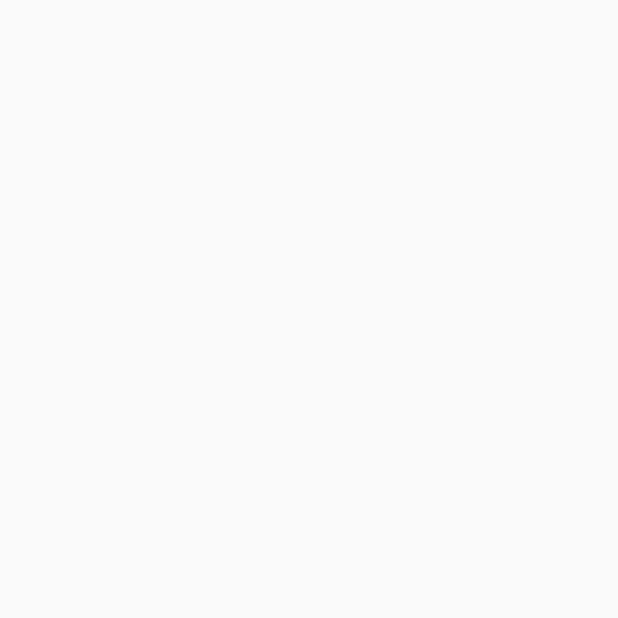
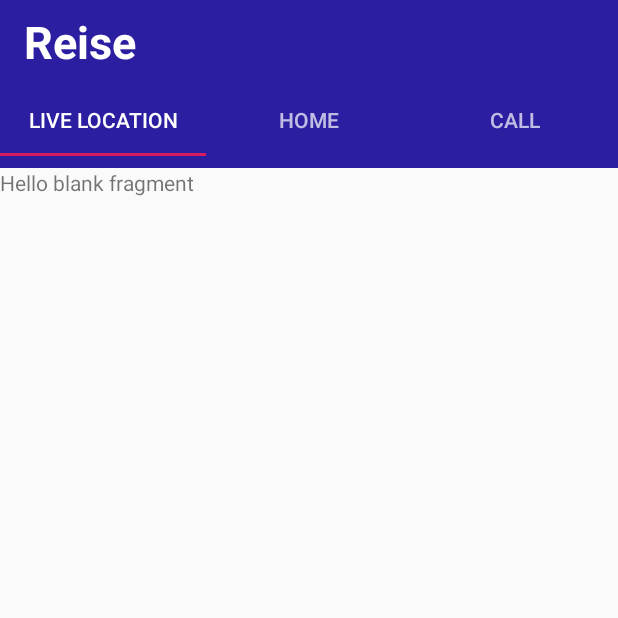
Before and after one commit to shivaniaakanksha/TravelApp, an Android app: the check screen opened directly, with no data from a screen before it, on a phone screen of 412 x 824 dp, the top half of it. Before the commit the part shown is empty. Run offline under Robolectric (Android 15) with nearby library versions, the phone set to English and light mode, and no system bars.

Commit message:
view_pager

```diff
--- /dev/null
+++ b/app/src/main/java/com/dsc/kiet/travelapp/PagerAdapter.java
@@ -0,0 +1,39 @@
+package com.dsc.kiet.travelapp;
+
+import android.support.v4.app.Fragment;
+import android.support.v4.app.FragmentManager;
+import android.support.v4.app.FragmentStatePagerAdapter;
+
+public class PagerAdapter extends FragmentStatePagerAdapter {
+
+    int mNoOfTabs ;
+
+    public PagerAdapter(FragmentManager fm,int NumberOfTabs){
+        super(fm);
+        this.mNoOfTabs=NumberOfTabs;
+    }
+
+    @Override
+    public Fragment getItem(int i) {
+        switch(i)
+        {
+
+            case 0:
+                live_location tab1 = new live_location();
+                return tab1;
+            case 1:
+                home_screen tab2 = new home_screen();
+                return  tab2;
+            case 2:
+                call_tab tab3 = new call_tab();
+                return  tab3;
+            default:
+                return null;
+        }
+    }
+
+    @Override
+    public int getCount() {
+        return mNoOfTabs;
+    }
+}
--- a/app/src/main/java/com/dsc/kiet/travelapp/check.java
+++ b/app/src/main/java/com/dsc/kiet/travelapp/check.java
@@ -1,13 +1,52 @@
 package com.dsc.kiet.travelapp;
 
+import android.annotation.SuppressLint;
+import android.net.Uri;
+import android.support.design.widget.TabLayout;
+import android.support.v4.view.ViewPager;
 import android.support.v7.app.AppCompatActivity;
 import android.os.Bundle;
 
-public class check extends AppCompatActivity {
+public class check extends AppCompatActivity implements live_location.OnFragmentInteractionListener,home_screen.OnFragmentInteractionListener,call_tab.OnFragmentInteractionListener{
 
     @Override
     protected void onCreate(Bundle savedInstanceState) {
         super.onCreate(savedInstanceState);
         setContentView(R.layout.activity_check);
+
+        TabLayout tabLayout = findViewById(R.id.tablayout);
+        tabLayout.addTab(tabLayout.newTab().setText("LIVE LOCATION"));
+        tabLayout.addTab(tabLayout.newTab().setText("HOME"));
+        tabLayout.addTab(tabLayout.newTab().setText("CALL"));
+        tabLayout.setTabGravity(TabLayout.GRAVITY_FILL);
+
+        final ViewPager viewPager = (ViewPager)findViewById(R.id.pager);
+        final PagerAdapter adapter = new PagerAdapter(getSupportFragmentManager(),tabLayout.getTabCount());
+        viewPager.setAdapter(adapter);
+        viewPager.addOnPageChangeListener(new TabLayout.TabLayoutOnPageChangeListener(tabLayout));
+
+        tabLayout.addOnTabSelectedListener(new TabLayout.OnTabSelectedListener() {
+            @Override
+            public void onTabSelected(TabLayout.Tab tab) {
+                viewPager.setCurrentItem(tab.getPosition());
+            }
+
+            @Override
+            public void onTabUnselected(TabLayout.Tab tab) {
+
+            }
+
+            @Override
+            public void onTabReselected(TabLayout.Tab tab) {
+
+            }
+        });
+
+    }
+
+
+    @Override
+    public void onFragmentInteraction(Uri uri) {
+
     }
 }
--- a/app/src/main/res/layout/activity_check.xml
+++ b/app/src/main/res/layout/activity_check.xml
@@ -1,9 +1,43 @@
 <?xml version="1.0" encoding="utf-8"?>
-<android.support.constraint.ConstraintLayout xmlns:android="http://schemas.android.com/apk/res/android"
+<LinearLayout xmlns:android="http://schemas.android.com/apk/res/android"
     xmlns:app="http://schemas.android.com/apk/res-auto"
     xmlns:tools="http://schemas.android.com/tools"
     android:layout_width="match_parent"
     android:layout_height="match_parent"
-    tools:context=".check">
+    tools:context=".check"
+    android:orientation="vertical">
 
-</android.support.constraint.ConstraintLayout>
+    <android.support.v7.widget.Toolbar
+        android:layout_width="match_parent"
+        android:layout_height="wrap_content"
+        android:id="@+id/toolbar"
+        android:background="#2C1EA0"
+        android:minHeight="?attr/actionBarSize"
+        android:theme="@style/ThemeOverlay.AppCompat.Dark.ActionBar"
+        app:popupTheme="@style/ThemeOverlay.AppCompat.Light">
+        <TextView
+            android:layout_width="wrap_content"
+            android:layout_height="wrap_content"
+            android:text="Reise"
+            android:textColor="#ffffff"
+            android:textSize="30sp"
+            android:textStyle="bold"/>
+    </android.support.v7.widget.Toolbar>
+
+    <android.support.design.widget.TabLayout
+        android:layout_width="match_parent"
+        android:layout_height="wrap_content"
+        android:id="@+id/tablayout"
+        android:background="#2C1EA0"
+        android:minHeight="?attr/actionBarSize"
+        android:theme="@style/ThemeOverlay.AppCompat.Dark.ActionBar">
+
+    </android.support.design.widget.TabLayout>
+
+    <android.support.v4.view.ViewPager
+        android:layout_width="match_parent"
+        android:layout_height="fill_parent"
+        android:id="@+id/pager">
+    </android.support.v4.view.ViewPager>
+
+</LinearLayout>
```
